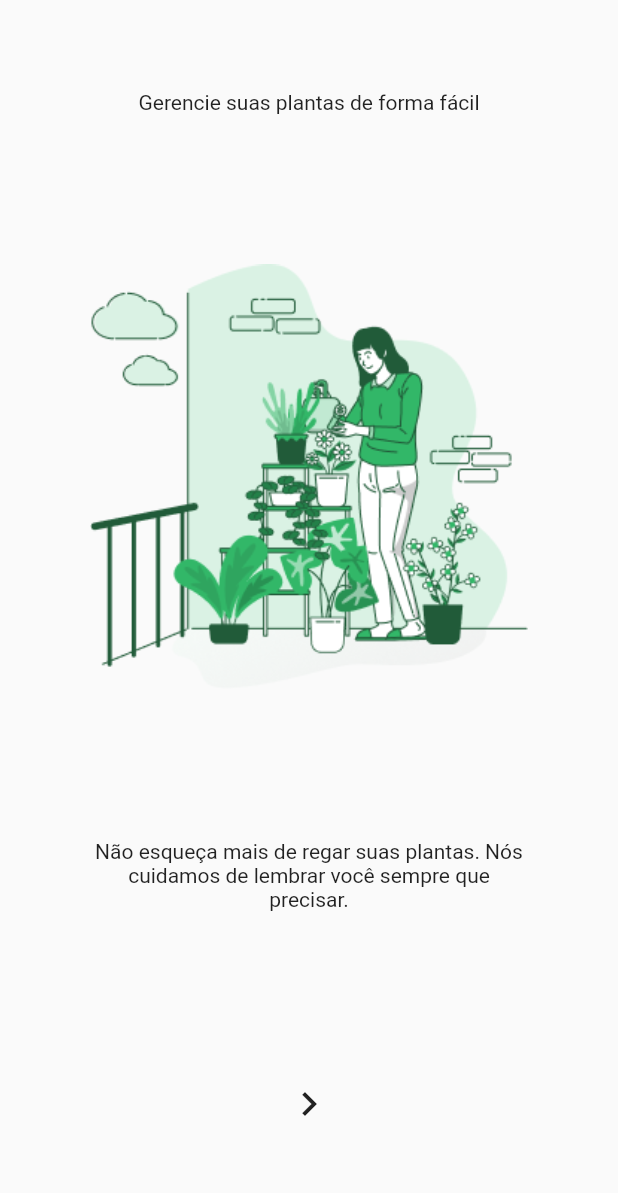
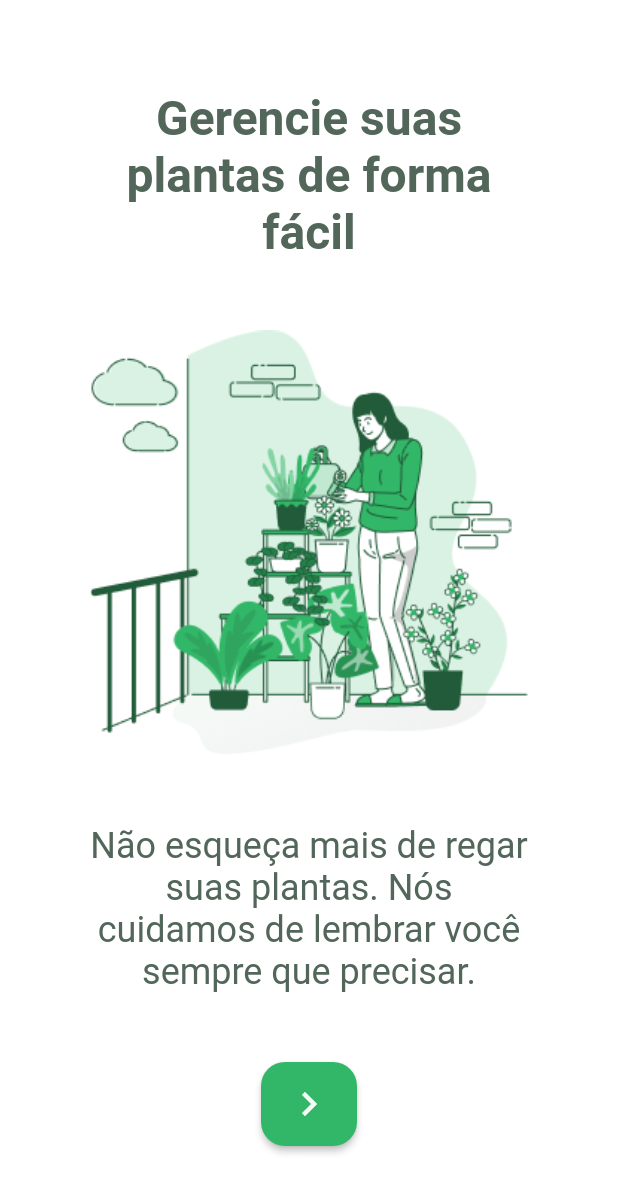
Before and after one commit to WesGtoX/plantmanager, a Flutter app: the Start screen opened directly, on a phone screen of 412 x 824 dp. Shown: the top 1193 px of the screen. Run offline on Flutter 3.47's test engine with Material 2 defaults, Android fonts, the light colour scheme and no system bars; our stand-ins replace google_fonts; statements that could not run were skipped.

Commit message:
feat: update dependencies, assets and app styles

```diff
--- a/lib/core/app_colors.dart
+++ b/lib/core/app_colors.dart
@@ -2,16 +2,16 @@
 
 class AppColors {
   // Colors
-  static final Color green_light_color = Color(0xFFDAF2E4);
-  static final Color green_color = Color(0xFF32B768);
-  static final Color green_dark_color = Color(0xFF2B7A4B);
+  static final Color greenLightColor = Color(0xFFDAF2E4);
+  static final Color greenColor = Color(0xFF32B768);
+  static final Color greenDarkColor = Color(0xFF2B7A4B);
 
   // Texts
-  static final Color heading_color = Color(0xFF52665A);
-  static final Color body_color = Color(0xFF5C6660);
-  static final Color body_light_color = Color(0xFFAAB2AD);
+  static final Color headingColor = Color(0xFF52665A);
+  static final Color bodyColor = Color(0xFF5C6660);
+  static final Color bodyLightColor = Color(0xFFAAB2AD);
 
   // Items
-  static final Color shape_color = Color(0xFFF5FAF7);
-  static final Color background_color = Color(0xFFFFFFFF);
+  static final Color shapeColor = Color(0xFFF5FAF7);
+  static final Color backgroundColor = Color(0xFFFFFFFF);
 }
--- a/lib/core/app_images.dart
+++ b/lib/core/app_images.dart
@@ -1,9 +1,7 @@
-import 'package:flutter/material.dart';
-
 class AppImages {
-  static String get adaptive_icon => "assets/images/icons/adaptive-icon.png";
+  static String get adaptiveIcon => "assets/images/icons/adaptive-icon.png";
   static String get favicon => "assets/images/icons/favicon.png";
-  static String get icon => "assets/images/icons/icon.png";
+  static String get logo => "assets/images/icons/icon.png";
   static String get splash => "assets/images/splash.png";
   static String get waterdrop => "assets/images/waterdrop.png";
   static String get watering => "assets/images/watering.png";
--- a/lib/core/app_text_styles.dart
+++ b/lib/core/app_text_styles.dart
@@ -4,33 +4,99 @@
 import 'app_colors.dart';
 
 class AppTextStyles {
-  static final TextStyle headingLarge = GoogleFonts.roboto(
-    color: AppColors.heading_color,
+  static final TextStyle titleLight = GoogleFonts.roboto(
+    color: AppColors.headingColor,
+    fontSize: 32,
+    fontWeight: FontWeight.w300,
+  );
+
+  static final TextStyle title = GoogleFonts.roboto(
+    color: AppColors.headingColor,
+    fontSize: 32,
+    fontWeight: FontWeight.w400,
+  );
+
+  static final TextStyle titleSemiBold = GoogleFonts.roboto(
+    color: AppColors.headingColor,
     fontSize: 32,
     fontWeight: FontWeight.w600,
   );
 
-  static final TextStyle headingSmall = GoogleFonts.roboto(
-    color: AppColors.heading_color,
+  static final TextStyle titleBold = GoogleFonts.roboto(
+    color: AppColors.headingColor,
+    fontSize: 32,
+    fontWeight: FontWeight.w700,
+  );
+
+  static final TextStyle body = GoogleFonts.roboto(
+    color: AppColors.headingColor,
+    fontSize: 24,
+    fontWeight: FontWeight.w400,
+  );
+
+  static final TextStyle bodyMedium = GoogleFonts.roboto(
+    color: AppColors.headingColor,
+    fontSize: 24,
+    fontWeight: FontWeight.w500,
+  );
+
+  static final TextStyle bodySemiBold = GoogleFonts.roboto(
+    color: AppColors.headingColor,
     fontSize: 24,
     fontWeight: FontWeight.w600,
   );
 
-  static final TextStyle textLarge = GoogleFonts.roboto(
-    color: AppColors.heading_color,
+  static final TextStyle bodyBold = GoogleFonts.roboto(
+    color: AppColors.headingColor,
+    fontSize: 24,
+    fontWeight: FontWeight.w700,
+  );
+
+  static final TextStyle text = GoogleFonts.roboto(
+    color: AppColors.headingColor,
     fontSize: 17,
     fontWeight: FontWeight.w400,
   );
 
-  static final TextStyle textSmall = GoogleFonts.roboto(
-    color: AppColors.heading_color,
-    fontSize: 15,
+  static final TextStyle textMedium = GoogleFonts.roboto(
+    color: AppColors.headingColor,
+    fontSize: 17,
+    fontWeight: FontWeight.w500,
+  );
+
+  static final TextStyle textSemiBold = GoogleFonts.roboto(
+    color: AppColors.headingColor,
+    fontSize: 17,
+    fontWeight: FontWeight.w600,
+  );
+
+  static final TextStyle textBold = GoogleFonts.roboto(
+    color: AppColors.headingColor,
+    fontSize: 17,
+    fontWeight: FontWeight.w700,
+  );
+
+  static final TextStyle smallText = GoogleFonts.roboto(
+    color: AppColors.headingColor,
+    fontSize: 13,
     fontWeight: FontWeight.w400,
   );
 
-  static final TextStyle complement = GoogleFonts.roboto(
-    color: AppColors.heading_color,
+  static final TextStyle smallTextMedium = GoogleFonts.roboto(
+    color: AppColors.headingColor,
     fontSize: 13,
-    fontWeight: FontWeight.w400,
+    fontWeight: FontWeight.w500,
+  );
+
+  static final TextStyle smallTextSemiBold = GoogleFonts.roboto(
+    color: AppColors.headingColor,
+    fontSize: 13,
+    fontWeight: FontWeight.w600,
+  );
+
+  static final TextStyle smallTextBold = GoogleFonts.roboto(
+    color: AppColors.headingColor,
+    fontSize: 13,
+    fontWeight: FontWeight.w700,
   );
 }
--- /dev/null
+++ b/lib/core/app_widget.dart
@@ -0,0 +1,13 @@
+import 'package:plantmanager/splash/splash_page.dart';
+import 'package:flutter/material.dart';
+
+class AppWidget extends StatelessWidget {
+  @override
+  Widget build(BuildContext context) {
+    return MaterialApp(
+      debugShowCheckedModeBanner: false,
+      title: "PlantManager",
+      home: SplashPage(),
+    );
+  }
+}
--- a/lib/core/core.dart
+++ b/lib/core/core.dart
@@ -1,3 +1,4 @@
 export './app_colors.dart';
 export './app_images.dart';
 export './app_text_styles.dart';
+export './app_widget.dart';
```
Also changed, not shown: assets/database/plants.json (added, +84 -0 lines), assets/database/user.json (added, +7 -0 lines), lib/main.dart (+2 -11 lines), lib/screens/Home/widgets/app_bar_widget.dart (added, +39 -0 lines), pubspec.yaml (+4 -5 lines), pubspec.lock, 1 other file.
